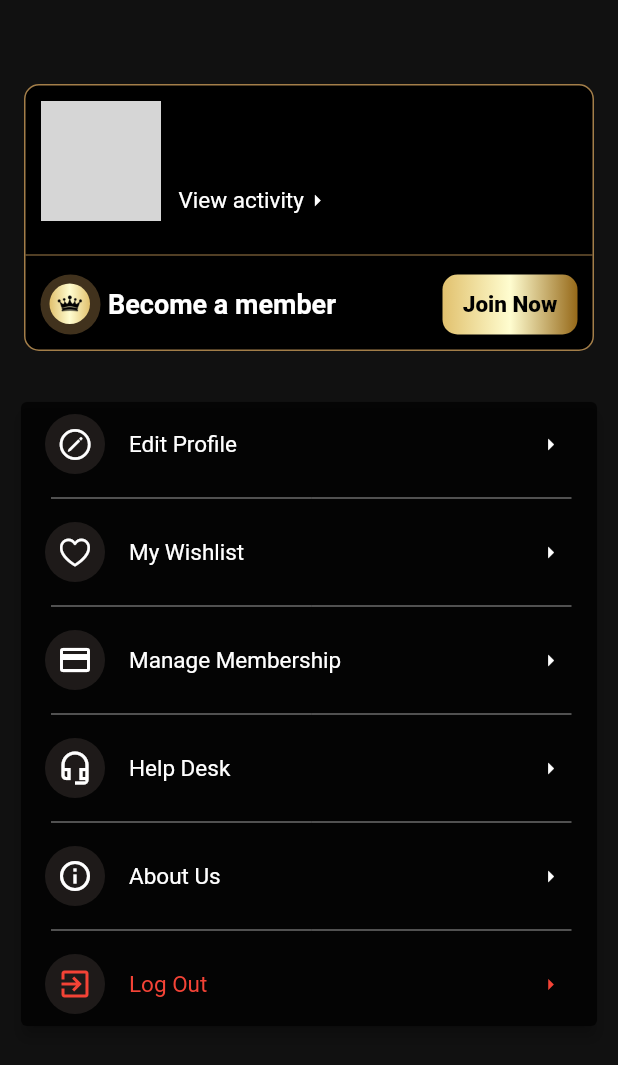
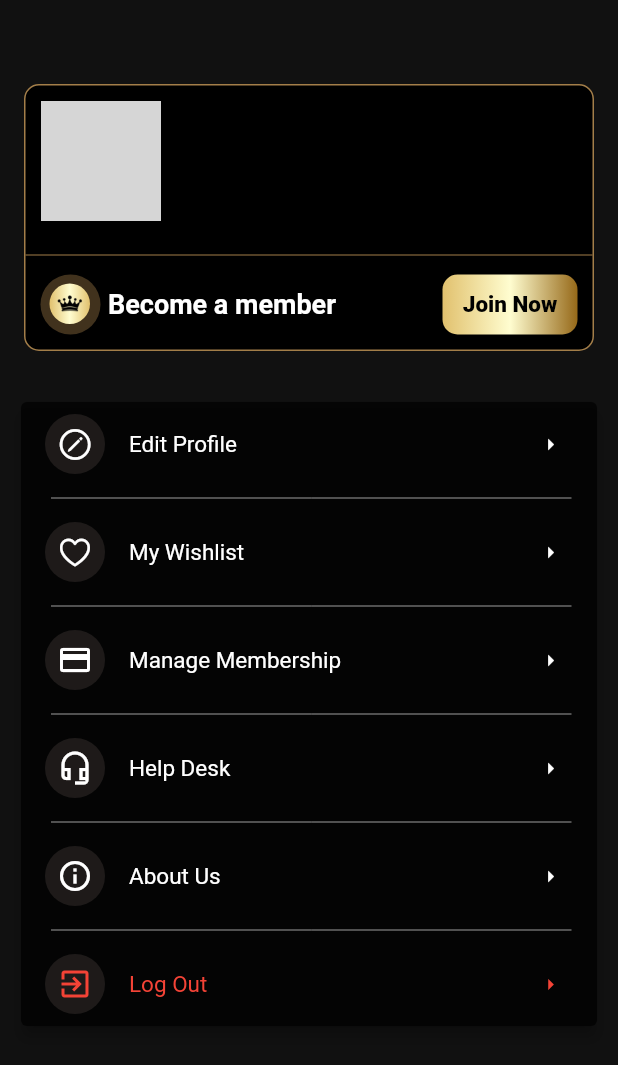
Before and after one commit to sidharthghai4242/library-management-flutter-app, a Flutter app: the ProfilePage screen opened by its route, on a phone screen of 412 x 824 dp. Shown: the top 1065 px of the screen. Run offline on Flutter 3.47's test engine with Material 2 defaults, Android fonts, the light colour scheme and no system bars; our stand-ins replace cached_network_image, carousel_slider, cloud_firestore, firebase_auth, firebase_core, firebase_storage and 13 more; missing offline and left inert: icon_decoration; accounts and stored records are empty; network calls fail; grey boxes are pictures that could not be loaded.

Commit message:
modified files // 16

```diff
--- a/lib/pages/activity_page_screens/activity_page.dart
+++ b/lib/pages/activity_page_screens/activity_page.dart
@@ -145,7 +145,7 @@ class _ActivityPageState extends State<ActivityPage> {
                             child: Column(
                               children: [
                                 Container(
-                                  height: MediaQuery.of(context).size.height-154.260 ,
+                                  height: MediaQuery.of(context).size.height-158.260 ,
                                   child: ListView.builder(
                                     itemCount: bookSnapshot.data!.docs.length,
                                     itemBuilder: (context, index) {
--- a/lib/pages/my_books_page_screens/my_books.dart
+++ b/lib/pages/my_books_page_screens/my_books.dart
@@ -18,6 +18,11 @@ class _MyBooksState extends State<MyBooks> {
 
   @override
   Widget build(BuildContext context) {
+    double screenwidth = MediaQuery.of(context).size.width;
+    double widthOfBookBox= screenwidth;
+    if (widthOfBookBox > 400) {
+      widthOfBookBox = 500;
+    }
     String date="";
     userModel = context.watch<DbProvider>().userModel;
     print("-----------------------------------------------------");
@@ -26,6 +31,9 @@ class _MyBooksState extends State<MyBooks> {
       body: Container(
         height: MediaQuery.of(context).size.height-76.260 ,
         color: Color(0xFF111111),
+        child: Center(
+          child: Container(
+            width:widthOfBookBox,
             child: StreamBuilder(
               stream: FirebaseFirestore.instance
                   .collection('users')
@@ -145,6 +153,8 @@ class _MyBooksState extends State<MyBooks> {
               },
             ),
           ),
+        ),
+      ),
     );
   }
 }
@@ -237,7 +247,6 @@ class _BookCardState extends State<BookCard> {
                     SizedBox(height: 8), // Add spacing between issue date and return date
                     Text('Due Date: ${formatteddueDate}'),
                     SizedBox(height: 8), // Add spacing between return date and button
-
                   ],
                 ),
               ),
--- a/lib/pages/profile_page_screens/profile_page.dart
+++ b/lib/pages/profile_page_screens/profile_page.dart
@@ -1,4 +1,5 @@
 import 'package:cloud_firestore/cloud_firestore.dart';
+import 'package:flutter/foundation.dart';
 import 'package:flutter/material.dart';
 import 'package:flutter/cupertino.dart';
 import 'package:firebase_auth/firebase_auth.dart';
@@ -199,25 +200,25 @@ class _ProfilePageState extends State<ProfilePage> {
                                    ),
                                  ),
                                  SizedBox(height:3,),
-                                 InkWell(
-                                   child: Row(
-                                     children: [
-                                       Text(
-                                         'View activity',
-                                         style: TextStyle(
-                                           color: Colors.white,
-                                           fontSize: 15.0,
-                                           fontWeight: FontWeight.normal,
-                                         ),
-                                       ),
-                                       Icon(
-                                         Icons.arrow_right,
-                                         size: 18.0,
-                                         color: Colors.white,
-                                       ),
-                                     ],
-                                   ),
-                                 )
+                                 // InkWell(
+                                 //   child: Row(
+                                 //     children: [
+                                 //       Text(
+                                 //         'View activity',
+                                 //         style: TextStyle(
+                                 //           color: Colors.white,
+                                 //           fontSize: 15.0,
+                                 //           fontWeight: FontWeight.normal,
+                                 //         ),
+                                 //       ),
+                                 //       Icon(
+                                 //         Icons.arrow_right,
+                                 //         size: 18.0,
+                                 //         color: Colors.white,
+                                 //       ),
+                                 //     ],
+                                 //   ),
+                                 // )
                                ],
                              )
                            ],
@@ -399,25 +400,6 @@ class _ProfilePageState extends State<ProfilePage> {
                                     ),
                                   ),
                                   SizedBox(height:3,),
-                                  InkWell(
-                                    child: Row(
-                                      children: [
-                                        Text(
-                                          'View activity',
-                                          style: TextStyle(
-                                            color: Colors.white,
-                                            fontSize: 15.0,
-                                            fontWeight: FontWeight.normal,
-                                          ),
-                                        ),
-                                        Icon(
-                                          Icons.arrow_right,
-                                          size: 18.0,
-                                          color: Colors.white,
-                                        ),
-                                      ],
-                                    ),
-                                  )
                                 ],
                               )
                             ],
@@ -484,7 +466,7 @@ class _ProfilePageState extends State<ProfilePage> {
                                     Navigator.pushNamed(context, '/membership');
                                   },
                                   child:  Container(
-                                      width: 95,
+                                      width: (kIsWeb ? 105:95),
                                       height:40,
                                       padding:  EdgeInsets.all(8),
                                       decoration: BoxDecoration(
@@ -492,9 +474,6 @@ class _ProfilePageState extends State<ProfilePage> {
                                         gradient: LinearGradient(
                                             colors:  [Color(0xFFE1C16E),Color(0xFFfffdd0) ,Color(0xFF966919)]
                                         ),
-                                        // border: Border.all(
-                                        //     color: Colors.black
-                                        // )
                                       ),
                                       child: Column(
                                         crossAxisAlignment: CrossAxisAlignment.center,
--- a/lib/pages/search_page_screen/search_page.dart
+++ b/lib/pages/search_page_screen/search_page.dart
@@ -1,10 +1,8 @@
-
 import 'package:flutter/cupertino.dart';
 import 'package:flutter/material.dart';
 import 'package:cached_network_image/cached_network_image.dart';
 import 'package:rlr/pages/general_book_page_screens/book_page.dart';
 import 'package:cloud_firestore/cloud_firestore.dart';
-
 
 class SearchPage extends StatefulWidget {
   const SearchPage({Key? key}) : super(key: key);
@@ -101,9 +99,7 @@ class _SearchPageState extends State<SearchPage> {
                             if (ratingSnapshot.connectionState == ConnectionState.waiting) {
                               return Text("Loading"); // Show loading indicator
                             }
-
                             final topRatedBooks = ratingSnapshot.data!.docs;
-
                             return ListView.builder(
                               itemCount: topRatedBooks.length + 1, // Add 1 for the "Top Searches" text
                               itemBuilder: (context, index) {
```
Lines whose indentation alone changed are shown as unchanged.
